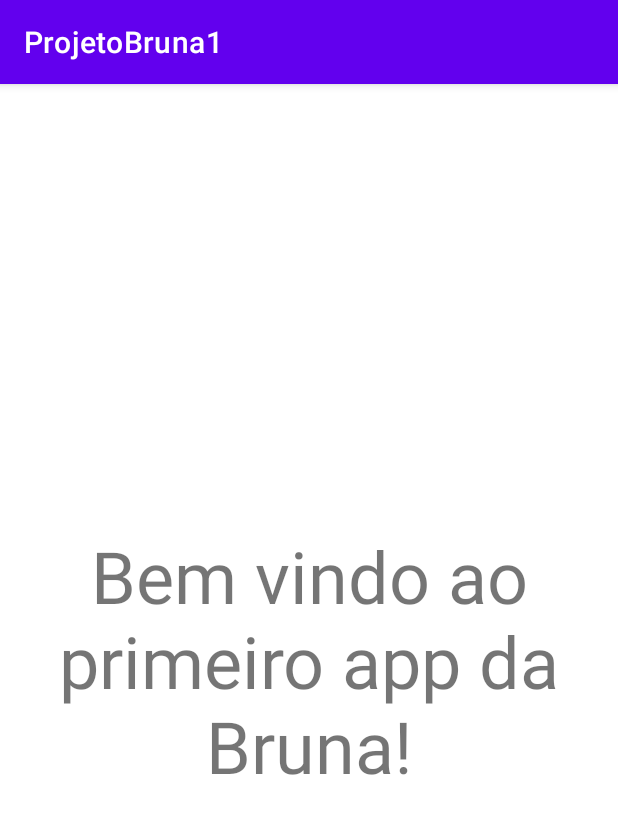
After one commit to BrunaSteffens/ProjetoBruna1, an Android app: the App screen opened directly, with no data from a screen before it, on a phone screen of 412 x 824 dp. The commit adds this screen. Shown: the top 814 px of the screen. Run offline under Robolectric (Android 15) with nearby library versions, the phone set to English and light mode, and no system bars.

```diff
--- /dev/null
+++ b/app/src/main/java/com/example/projetobruna1/App.java
@@ -0,0 +1,14 @@
+package com.example.projetobruna1;
+
+import androidx.appcompat.app.AppCompatActivity;
+
+import android.os.Bundle;
+
+public class App extends AppCompatActivity {
+
+    @Override
+    protected void onCreate(Bundle savedInstanceState) {
+        super.onCreate(savedInstanceState);
+        setContentView(R.layout.activity_app);
+    }
+}
--- /dev/null
+++ b/app/src/main/res/layout/activity_app.xml
@@ -0,0 +1,20 @@
+<?xml version="1.0" encoding="utf-8"?>
+<androidx.constraintlayout.widget.ConstraintLayout xmlns:android="http://schemas.android.com/apk/res/android"
+    xmlns:app="http://schemas.android.com/apk/res-auto"
+    xmlns:tools="http://schemas.android.com/tools"
+    android:layout_width="match_parent"
+    android:layout_height="match_parent"
+    tools:context=".App">
+
+    <TextView
+        android:id="@+id/textView2"
+        android:layout_width="wrap_content"
+        android:layout_height="wrap_content"
+        android:text="@string/boasVindas"
+        android:textAlignment="center"
+        android:textSize="48sp"
+        app:layout_constraintBottom_toBottomOf="parent"
+        app:layout_constraintEnd_toEndOf="parent"
+        app:layout_constraintStart_toStartOf="parent"
+        app:layout_constraintTop_toTopOf="parent" />
+</androidx.constraintlayout.widget.ConstraintLayout>
--- a/app/src/main/res/values/strings.xml
+++ b/app/src/main/res/values/strings.xml
@@ -2,4 +2,6 @@
     <string name="app_name">ProjetoBruna1</string>
     <string name="tela_login">Digite usuário e senha</string>
     <string name="confirmar">Confirmar</string>
+    <string name="boasVindas">Bem vindo ao primeiro app da Bruna!</string>;
+
 </resources>
```
Also changed, not shown: app/src/main/AndroidManifest.xml (+10 -5 lines), app/src/main/java/com/example/projetobruna1/model/model/ActivityLogin.java (+3 -13 lines), app/src/main/java/com/example/projetobruna1/model/model/MainActivity.java (+3 -34 lines), app/src/main/java/com/example/projetobruna1/model/model/User.java (+32 -24 lines).
